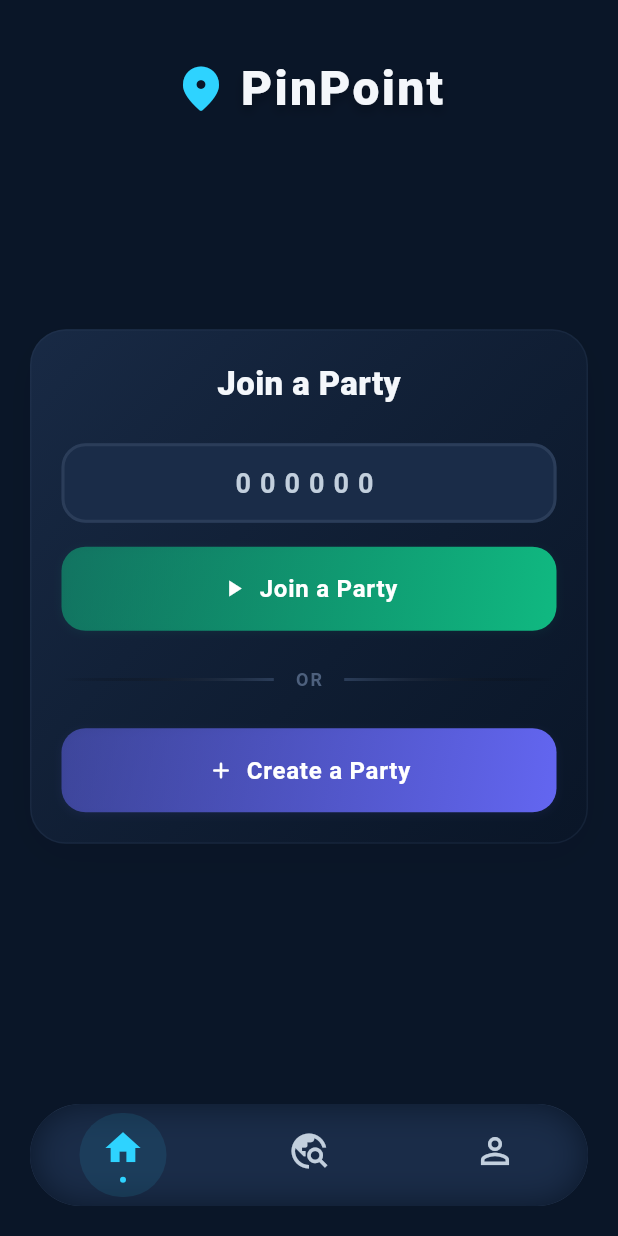
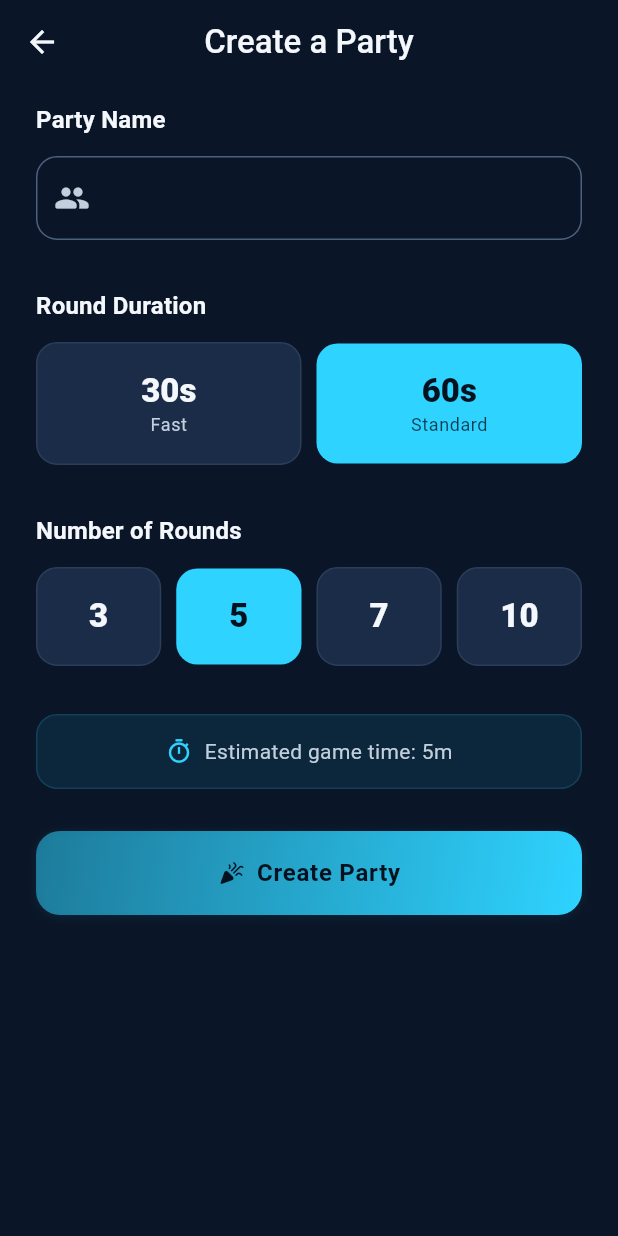
Before and after one commit to mohamedelesawy19/pin_point, a Flutter app: the screen it shows once a user with an empty profile is signed in, after a tap on "Create a Party", on a phone screen of 412 x 824 dp. Run offline on Flutter 3.47's test engine with Material 3 defaults, Android fonts, the phone set to English and light mode, and no system bars; our stand-ins replace bloc_concurrency, cloud_firestore, dartz, equatable, firebase_auth, firebase_core and 5 more; accounts and stored records are empty; network calls fail.

Commit message:
feat: add CreatePartyScreen and PartyRoutes with corresponding tests for party creation functionality

```diff
--- a/lib/core/constants/firestore_constants.dart
+++ b/lib/core/constants/firestore_constants.dart
@@ -16,4 +16,6 @@ abstract final class FirestoreConstants {
 
   // ── Business rules ────────────────────────────────────────────────────────
   static const int maxPlayersPerParty = 8;
+  static const List<int> durationOptions = [30, 60];
+  static const List<int> roundOptions = [3, 5, 7, 10];
 }
--- a/lib/core/localization/l10n/app_en.arb
+++ b/lib/core/localization/l10n/app_en.arb
@@ -32,5 +32,45 @@
   "or": "OR",
   "@or": {
     "description": "Text displayed between the 'Join a Party' and 'Create a Party' buttons on the home screen"
+  },
+  "partyName": "Party Name",
+  "@partyName": {
+    "description": "Label for the party name input field in the create party screen"
+  },
+  "fast": "Fast",
+  "@fast": {
+    "description": "Label for the fast round duration option in the create party screen"
+  },
+  "standard": "Standard",
+  "@standard": {
+    "description": "Label for the standard round duration option in the create party screen"
+  },
+  "roundDuration": "Round Duration",
+  "@roundDuration": {
+    "description": "Label for the round duration selection in the create party screen"
+  },
+  "numberOfRounds": "Number of Rounds",
+  "@numberOfRounds": {
+    "description": "Label for the number of rounds selection in the create party screen"
+  },
+  "creatingParty": "Creating…",
+  "@creatingParty": {
+    "description": "Text displayed on the create party button when the party is being created"
+  },
+  "createParty": "Create Party",
+  "@createParty": {
+    "description": "Text displayed on the create party button"
+  },
+  "partyNameEmpty": "Please enter a party name",
+  "@partyNameEmpty": {
+    "description": "Error message displayed when the party name input field is empty"
+  },
+  "partyNameTooShort": "Name must be at least 2 characters",
+  "@partyNameTooShort": {
+    "description": "Error message displayed when the party name input field is less than 2 characters"
+  },
+  "estimatedGameTime": "Estimated game time",
+  "@estimatedGameTime": {
+    "description": "Label for the estimated game time displayed in the game summary banner"
   }
 }
--- a/lib/core/router/app_router.dart
+++ b/lib/core/router/app_router.dart
@@ -7,6 +7,7 @@ import '/core/di/service_locator.dart';
 import '/core/router/app_routes.dart';
 import '/core/router/go_router_refresh_stream.dart';
 import '/core/router/routes/main_routes.dart';
+import '/core/router/routes/party_routes.dart';
 
 // Feature imports:
 import '/features/auth/presentation/bloc/auth_bloc.dart';
@@ -24,7 +25,7 @@ class AppRouter {
 
     redirect: _authGuard,
 
-    routes: [...MainRoutes.routes],
+    routes: [...MainRoutes.routes, ...PartyRoutes.routes],
   );
 
   /// Centralized auth guard — evaluated before any route renders.
--- a/lib/core/router/app_routes.dart
+++ b/lib/core/router/app_routes.dart
@@ -7,6 +7,10 @@ class AppRoutes {
   static const login = '/login';
   static const main = '/main';
 
+  // ── Party Routes ─────────────────────────────────────────────────────
+
+  static const createParty = '/party/create';
+
   // Declare which routes are accessible without authentication.
   static const publicRoutes = {login};
 }
--- /dev/null
+++ b/lib/core/router/routes/party_routes.dart
@@ -0,0 +1,25 @@
+// Package imports:
+import 'package:flutter_bloc/flutter_bloc.dart';
+import 'package:go_router/go_router.dart';
+
+// Core imports:
+import '/core/di/service_locator.dart';
+import '/core/router/app_routes.dart';
+
+// Feature imports:
+import '/features/party/presentation/bloc/party_bloc.dart';
+import '/features/party/presentation/screens/create_party_screen.dart';
+
+class PartyRoutes {
+  const PartyRoutes._();
+
+  static List<GoRoute> get routes => [
+    GoRoute(
+      path: AppRoutes.createParty,
+      builder: (_, _) => BlocProvider(
+        create: (context) => ServiceLocator.get<PartyBloc>(),
+        child: const CreatePartyScreen(),
+      ),
+    ),
+  ];
+}
--- a/lib/core/theme/app_theme.dart
+++ b/lib/core/theme/app_theme.dart
@@ -39,5 +39,6 @@ abstract final class AppTheme {
       inverseSurface: AppColors.onBackground,
       onInverseSurface: AppColors.background,
     ),
+    appBarTheme: const AppBarTheme(centerTitle: true),
   );
 }
--- a/lib/features/home/presentation/screens/home_screen.dart
+++ b/lib/features/home/presentation/screens/home_screen.dart
@@ -1,5 +1,9 @@
 // Package imports:
 import 'package:flutter/material.dart';
+import 'package:go_router/go_router.dart';
+
+// Core imports:
+import '/core/router/app_routes.dart';
 
 // Feature imports:
 import '/features/home/presentation/widgets/home_action_card.dart';
@@ -27,8 +31,8 @@ class _HomeScreenState extends State<HomeScreen> {
     // TODO: navigate to lobby with code
   }
 
-  void _onCreateParty() {
-    // TODO: navigate to host settings screen
+  void _onCreateParty(BuildContext context) {
+    context.push(AppRoutes.createParty);
   }
 
   @override
@@ -45,7 +49,7 @@ class _HomeScreenState extends State<HomeScreen> {
               ActionCard(
                 roomCodeController: _roomCodeController,
                 onJoinParty: _onJoinParty,
-                onCreateParty: _onCreateParty,
+                onCreateParty: () => _onCreateParty(context),
               ),
               const SizedBox(height: 16),
               const Spacer(),
--- /dev/null
+++ b/lib/features/party/presentation/screens/create_party_screen.dart
@@ -0,0 +1,201 @@
+// Package imports:
+import 'package:flutter/material.dart';
+import 'package:flutter_bloc/flutter_bloc.dart';
+
+// Core imports:
+import '/core/constants/firestore_constants.dart';
+import '/core/localization/localization_helpers.dart';
+import '/core/widgets/buttons/primary_button.dart';
+import '/core/widgets/cards/section_card.dart';
+import '/core/widgets/feedback/snackbar.dart';
+
+// Feature imports:
+import '/features/party/domain/entities/party_settings.dart';
+import '/features/party/presentation/bloc/party_bloc.dart';
+import '/features/party/presentation/widgets/duration_toggle.dart';
+import '/features/party/presentation/widgets/game_summary_banner.dart';
+import '/features/party/presentation/widgets/rounds_selector.dart';
+
+/// Form screen where the host configures and creates a new party.
+///
+/// Collects:
+///   • Party name
+///   • Round duration (30 s or 60 s)
+///   • Total number of rounds
+///
+/// On success ([PartyBlocStatus.inLobby]), replaces itself with [LobbyScreen]
+/// so the back-stack becomes **Home → Lobby** (no dangling Create screen).
+class CreatePartyScreen extends StatefulWidget {
+  const CreatePartyScreen({super.key});
+
+  @override
+  State<CreatePartyScreen> createState() => _CreatePartyScreenState();
+}
+
+class _CreatePartyScreenState extends State<CreatePartyScreen> {
+  final _formKey = GlobalKey<FormState>();
+  final _partyNameController = TextEditingController();
+
+  int _roundDurationSeconds = 60;
+  int _totalRounds = 5;
+
+  @override
+  void dispose() {
+    _partyNameController.dispose();
+    super.dispose();
+  }
+
+  // ── Handlers ──────────────────────────────────────────────────────────────
+
+  void _onDurationChanged(int value) =>
+      setState(() => _roundDurationSeconds = value);
+
+  void _onRoundsChanged(int value) => setState(() => _totalRounds = value);
+
+  void _onCreateParty() {
+    if (!_formKey.currentState!.validate()) return;
+
+    context.read<PartyBloc>().add(
+      CreatePartyEvent(
+        partyName: _partyNameController.text.trim(),
+        settings: PartySettings(
+          roundDurationSeconds: _roundDurationSeconds,
+          totalRounds: _totalRounds,
+        ),
+      ),
+    );
+  }
+
+  // ── Build ─────────────────────────────────────────────────────────────────
+
+  @override
+  Widget build(BuildContext context) {
+    return BlocListener<PartyBloc, PartyState>(
+      listenWhen: (previous, current) =>
+          previous.status != current.status ||
+          previous.actionError != current.actionError,
+      listener: _handleStateChange,
+      child: Scaffold(
+        appBar: AppBar(title: Text(context.l10n.createAParty)),
+        body: Form(
+          key: _formKey,
+          child: ListView(
+            padding: const EdgeInsets.fromLTRB(24, 12, 24, 32),
+            children: [
+              // ── Party name ───────────────────────────────────────────────
+              SectionCard(
+                title: context.l10n.partyName,
+                child: _PartyNameField(controller: _partyNameController),
+              ),
+
+              const SizedBox(height: 32),
+
+              // ── Round duration ───────────────────────────────────────────
+              SectionCard(
+                title: context.l10n.roundDuration,
+                child: DurationToggle(
+                  selected: _roundDurationSeconds,
+                  options: FirestoreConstants.durationOptions,
+                  labelBuilder: (d) {
+                    switch (d) {
+                      case 30:
+                        return context.l10n.fast;
+                      case 60:
+                        return context.l10n.standard;
+                      default:
+                        return '${d}s';
+                    }
+                  },
+                  onChanged: _onDurationChanged,
+                ),
+              ),
+
+              const SizedBox(height: 32),
+
+              // ── Total rounds ─────────────────────────────────────────────
+              SectionCard(
+                title: context.l10n.numberOfRounds,
+                child: RoundsSelector(
+                  selected: _totalRounds,
+                  options: FirestoreConstants.roundOptions,
+                  onChanged: _onRoundsChanged,
+                ),
+              ),
+
+              const SizedBox(height: 32),
+
+              // ── Summary ──────────────────────────────────────────────────
+              GameSummaryBanner(
+                rounds: _totalRounds,
+                durationSeconds: _roundDurationSeconds,
+              ),
+
+              const SizedBox(height: 28),
+
+              // ── CTA ──────────────────────────────────────────────────────
+              BlocBuilder<PartyBloc, PartyState>(
+                buildWhen: (previous, current) =>
+                    previous.status != current.status,
+                builder: (context, state) {
+                  final isLoading = state.status == PartyBlocStatus.loading;
+                  return PrimaryButton(
+                    text: isLoading
+                        ? context.l10n.creatingParty
+                        : context.l10n.createParty,
+                    leading: const Icon(Icons.celebration_rounded),
+                    onPressed: _onCreateParty,
+                    isLoading: isLoading,
+                  );
+                },
+              ),
+            ],
+          ),
+        ),
+      ),
+    );
+  }
+
+  // ── Private ───────────────────────────────────────────────────────────────
+
+  void _handleStateChange(BuildContext context, PartyState state) {
+    if (ModalRoute.of(context)?.isCurrent != true) return;
+
+    if (state.isInLobby) {
+      // context.pushReplacement(AppRoutes.lobbyScreen);
+      return;
+    }
+
+    if (state.actionError != null) {
+      CustomSnackbar.error(context: context, message: state.actionError!);
+    }
+  }
+}
+
+// ─── Private widgets ─────────────────────────────────────────────────────────
+
+class _PartyNameField extends StatelessWidget {
+  const _PartyNameField({required this.controller});
+
+  final TextEditingController controller;
+
+  @override
+  Widget build(BuildContext context) {
+    return TextFormField(
+      controller: controller,
+      textCapitalization: TextCapitalization.words,
+      maxLength: 24,
+      decoration: InputDecoration(
+        prefixIcon: const Icon(Icons.group_rounded),
+        // Hide the default counter; we enforce maxLength silently.
+        counterText: '',
+        border: OutlineInputBorder(borderRadius: BorderRadius.circular(14)),
+      ),
+      validator: (value) {
+        final trimmed = value?.trim() ?? '';
+        if (trimmed.isEmpty) return context.l10n.partyNameEmpty;
+        if (trimmed.length < 2) return context.l10n.partyNameTooShort;
+        return null;
+      },
+    );
+  }
+}
--- /dev/null
+++ b/lib/features/party/presentation/widgets/duration_toggle.dart
@@ -0,0 +1,64 @@
+// Package imports:
+import 'package:flutter/material.dart';
+
+// Core imports:
+import '/core/theme/theme_extensions.dart';
+import '/core/widgets/chips/selectable_chip.dart';
+
+class DurationToggle extends StatelessWidget {
+  const DurationToggle({
+    super.key,
+    required this.selected,
+    required this.options,
+    required this.labelBuilder,
+    required this.onChanged,
+  });
+
+  final int selected;
+  final List<int> options;
+
+  /// Maps each option value to a display label — e.g. `(30) => 'Fast'`.
+  final String Function(int) labelBuilder;
+  final ValueChanged<int> onChanged;
+
+  @override
+  Widget build(BuildContext context) {
+    final theme = context.theme;
+
+    return Row(
+      children: [
+        for (int i = 0; i < options.length; i++) ...[
+          Expanded(
+            child: SelectableChip(
+              isSelected: selected == options[i],
+              onTap: () => onChanged(options[i]),
+              child: Column(
+                mainAxisSize: MainAxisSize.min,
+                children: [
+                  Text(
+                    '${options[i]}s',
+                    style: theme.textTheme.titleLarge?.copyWith(
+                      fontWeight: FontWeight.w800,
+                      color: selected == options[i]
+                          ? theme.colorScheme.onPrimary
+                          : theme.colorScheme.onSurface,
+                    ),
+                  ),
+                  Text(
+                    labelBuilder(options[i]),
+                    style: theme.textTheme.bodySmall?.copyWith(
+                      color: selected == options[i]
+                          ? theme.colorScheme.onPrimary.withAlpha(200)
+                          : theme.colorScheme.onSurfaceVariant,
+                    ),
+                  ),
+                ],
+              ),
+            ),
+          ),
+          if (i < options.length - 1) const SizedBox(width: 10),
+        ],
+      ],
+    );
+  }
+}
--- /dev/null
+++ b/lib/features/party/presentation/widgets/game_summary_banner.dart
@@ -0,0 +1,58 @@
+// Package imports:
+import 'package:flutter/material.dart';
+
+// Core imports:
+import '/core/localization/localization_helpers.dart';
+import '/core/theme/theme_extensions.dart';
+
+class GameSummaryBanner extends StatelessWidget {
+  const GameSummaryBanner({
+    super.key,
+    required this.rounds,
+    required this.durationSeconds,
+  });
+
+  final int rounds;
+  final int durationSeconds;
+
+  // Pure static function — easy to test and completely isolated from the widget
+  static String formatGameTime(int rounds, int durationSeconds) {
+    final totalSeconds = rounds * durationSeconds;
+    final minutes = totalSeconds ~/ 60;
+    final seconds = totalSeconds % 60;
+    if (minutes == 0) return '${seconds}s';
+    if (seconds == 0) return '${minutes}m';
+    return '${minutes}m ${seconds}s';
+  }
+
+  @override
+  Widget build(BuildContext context) {
+    final theme = context.theme;
+    return Container(
+      padding: const EdgeInsets.symmetric(horizontal: 16, vertical: 14),
+      decoration: BoxDecoration(
+        color: theme.colorScheme.primaryContainer.withAlpha(80),
+        borderRadius: BorderRadius.circular(14),
+        border: Border.all(color: theme.colorScheme.primary.withAlpha(40)),
+      ),
+      child: Row(
+        mainAxisAlignment: MainAxisAlignment.center,
+        children: [
+          Icon(
+            Icons.timer_outlined,
+            size: 18,
+            color: theme.colorScheme.primary,
+          ),
+          const SizedBox(width: 8),
+          Text(
+            '${context.l10n.estimatedGameTime}:'
+            ' ${formatGameTime(rounds, durationSeconds)}',
+            style: theme.textTheme.bodyMedium?.copyWith(
+              color: theme.colorScheme.onSurfaceVariant,
+            ),
+          ),
+        ],
+      ),
+    );
+  }
+}
--- /dev/null
+++ b/lib/features/party/presentation/widgets/rounds_selector.dart
@@ -0,0 +1,46 @@
+// Package imports:
+import 'package:flutter/material.dart';
+
+// Core imports:
+import '/core/theme/theme_extensions.dart';
+import '/core/widgets/chips/selectable_chip.dart';
+
+class RoundsSelector extends StatelessWidget {
+  const RoundsSelector({
+    super.key,
+    required this.selected,
+    required this.options,
+    required this.onChanged,
+  });
+
+  final int selected;
+  final List<int> options;
+  final ValueChanged<int> onChanged;
+
+  @override
+  Widget build(BuildContext context) {
+    final theme = context.theme;
+    return Row(
+      children: [
+        for (int i = 0; i < options.length; i++) ...[
+          Expanded(
+            child: SelectableChip(
+              isSelected: selected == options[i],
+              onTap: () => onChanged(options[i]),
+              child: Text(
+                '${options[i]}',
+                style: theme.textTheme.titleLarge?.copyWith(
+                  fontWeight: FontWeight.w800,
+                  color: selected == options[i]
+                      ? theme.colorScheme.onPrimary
+                      : theme.colorScheme.onSurface,
+                ),
+              ),
+            ),
+          ),
+          if (i < options.length - 1) const SizedBox(width: 10),
+        ],
+      ],
+    );
+  }
+}
```
Also changed, not shown: lib/core/localization/l10n/app_ar.arb (+40 -0 lines), lib/core/localization/generated/app_localizations.dart, lib/core/localization/generated/app_localizations_ar.dart, lib/core/localization/generated/app_localizations_en.dart, pubspec.lock, 5 other files.
